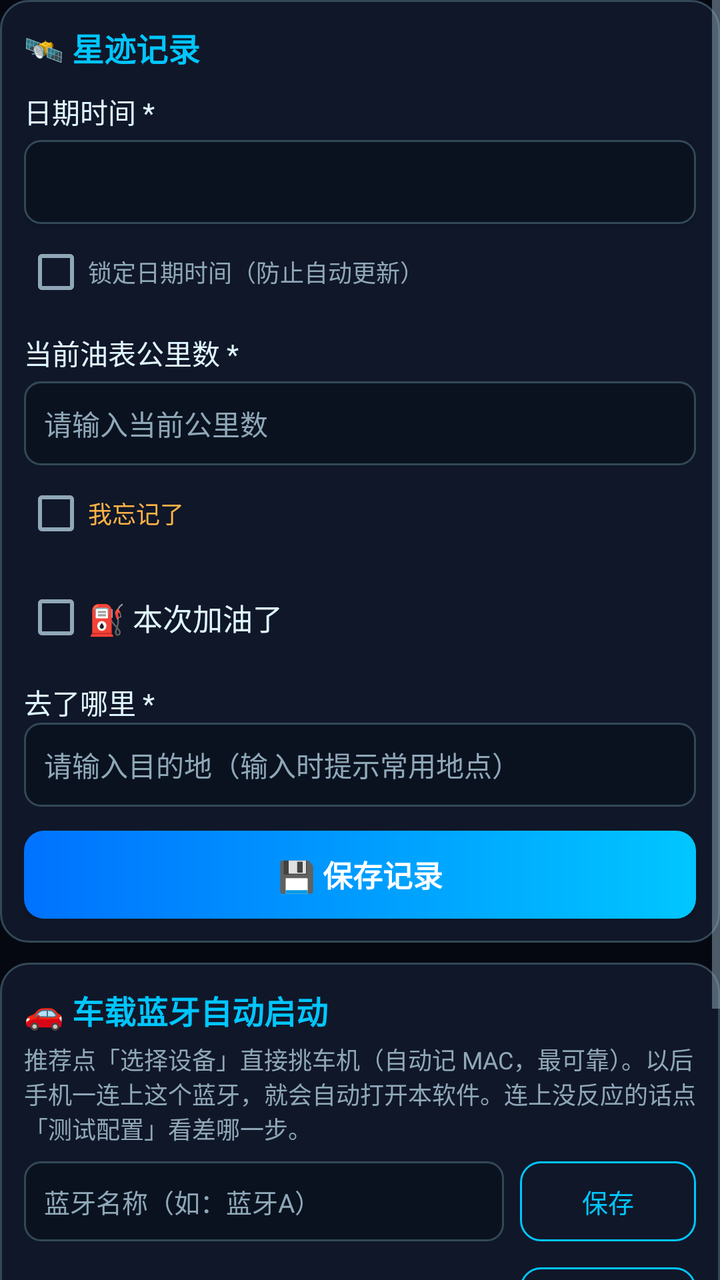
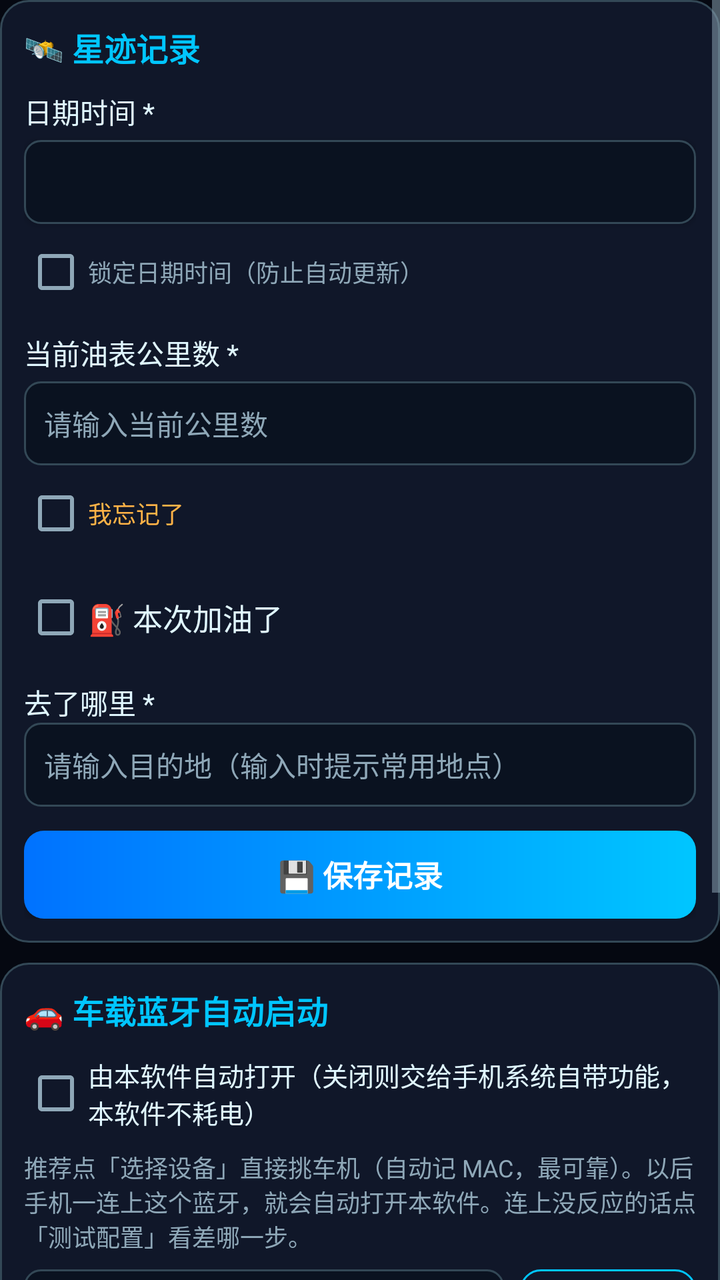

Screens rendered from an Android XML layout before and after an edit, with the pre-edit source and the edit as a unified diff.
<!-- AndroidManifest.xml: application theme Theme.YouJiStarMap -->
<!-- res/layout/fragment_record.xml -->
<?xml version="1.0" encoding="utf-8"?>
<ScrollView xmlns:android="http://schemas.android.com/apk/res/android"
    android:layout_width="match_parent"
    android:layout_height="match_parent"
    android:fillViewport="true">

    <LinearLayout
        android:layout_width="match_parent"
        android:layout_height="wrap_content"
        android:orientation="vertical">

        <LinearLayout
            android:layout_width="match_parent"
            android:layout_height="wrap_content"
            android:background="@drawable/bg_card"
            android:orientation="vertical"
            android:layout_marginBottom="10dp">

            <TextView style="@style/CardTitle" android:text="🛰️ 星迹记录" />

            <TextView style="@style/LabelText" android:layout_marginTop="10dp" android:text="日期时间 *" />
            <Button
                android:id="@+id/dateBtn"
                android:layout_width="match_parent"
                android:layout_height="42dp"
                android:layout_marginTop="4dp"
                android:background="@drawable/bg_field"
                android:gravity="start|center_vertical"
                android:paddingStart="12dp"
                android:textColor="@color/light"
                android:textSize="14sp" />

            <CheckBox
                android:id="@+id/lockDateTimeCheck"
                android:layout_width="wrap_content"
                android:layout_height="wrap_content"
                android:text="锁定日期时间（防止自动更新）"
                android:textColor="@color/muted"
                android:textSize="12sp" />

            <TextView style="@style/LabelText" android:layout_marginTop="6dp" android:text="当前油表公里数 *" />
            <EditText
                android:id="@+id/mileageInput"
                android:layout_width="match_parent"
                android:layout_height="42dp"
                android:layout_marginTop="4dp"
                android:background="@drawable/bg_field"
                android:hint="请输入当前公里数"
                android:inputType="number"
                android:paddingStart="10dp"
                android:textColor="@color/light"
                android:textColorHint="@color/muted"
                android:textSize="14sp" />

            <CheckBox
                android:id="@+id/forgotMileageCheck"
                android:layout_width="wrap_content"
                android:layout_height="wrap_content"
                android:text="我忘记了"
                android:textColor="@color/average"
                android:textSize="12sp" />

            <TextView
                android:id="@+id/mileageError"
                android:layout_width="match_parent"
                android:layout_height="wrap_content"
                android:textColor="@color/poor"
                android:textSize="12sp"
                android:visibility="gone" />

            <CheckBox
                android:id="@+id/refuelCheck"
                android:layout_width="wrap_content"
                android:layout_height="wrap_content"
                android:layout_marginTop="4dp"
                android:text="⛽ 本次加油了"
                android:textColor="@color/light"
                android:textSize="15sp" />

            <LinearLayout
                android:id="@+id/fuelDetailsLayout"
                android:layout_width="match_parent"
                android:layout_height="wrap_content"
                android:layout_marginTop="6dp"
                android:background="@drawable/bg_field"
                android:orientation="vertical"
                android:padding="10dp"
                android:visibility="gone">

                <TextView style="@style/LabelText" android:text="加油站名称 *" />
                <EditText
                    android:id="@+id/gasStationInput"
                    android:layout_width="match_parent"
                    android:layout_height="40dp"
                    android:background="@drawable/bg_field"
                    android:hint="请输入加油站名称"
                    android:inputType="text"
                    android:paddingStart="10dp"
                    android:textColor="@color/light"
                    android:textColorHint="@color/muted"
                    android:textSize="14sp" />
                <CheckBox
                    android:id="@+id/forgotGasStationCheck"
                    android:layout_width="wrap_content"
                    android:layout_height="wrap_content"
                    android:text="我忘记了"
                    android:textColor="@color/average"
                    android:textSize="12sp" />
                <TextView android:id="@+id/gasStationError" android:layout_width="match_parent" android:layout_height="wrap_content" android:text="请填写加油站名称" android:textColor="@color/poor" android:textSize="12sp" android:visibility="gone" />

                <TextView style="@style/LabelText" android:layout_marginTop="6dp" android:text="加油量（升）*" />
                <EditText
                    android:id="@+id/fuelLitersInput"
                    android:layout_width="match_parent"
                    android:layout_height="40dp"
                    android:background="@drawable/bg_field"
                    android:hint="请输入加油量"
                    android:inputType="numberDecimal"
                    android:paddingStart="10dp"
                    android:textColor="@color/light"
                    android:textColorHint="@color/muted"
                    android:textSize="14sp" />
                <CheckBox
                    android:id="@+id/forgotFuelLitersCheck"
                    android:layout_width="wrap_content"
                    android:layout_height="wrap_content"
                    android:text="我忘记了"
                    android:textColor="@color/average"
                    android:textSize="12sp" />
                <TextView android:id="@+id/fuelLitersError" android:layout_width="match_parent" android:layout_height="wrap_content" android:text="请填写加油量" android:textColor="@color/poor" android:textSize="12sp" android:visibility="gone" />

                <TextView style="@style/LabelText" android:layout_marginTop="6dp" android:text="加油金额（元）*" />
                <EditText
                    android:id="@+id/fuelCostInput"
                    android:layout_width="match_parent"
                    android:layout_height="40dp"
                    android:background="@drawable/bg_field"
                    android:hint="请输入加油金额"
                    android:inputType="numberDecimal"
                    android:paddingStart="10dp"
                    android:textColor="@color/light"
                    android:textColorHint="@color/muted"
                    android:textSize="14sp" />
                <CheckBox
                    android:id="@+id/forgotFuelCostCheck"
                    android:layout_width="wrap_content"
                    android:layout_height="wrap_content"
                    android:text="我忘记了"
                    android:textColor="@color/average"
                    android:textSize="12sp" />
                <TextView android:id="@+id/fuelCostError" android:layout_width="match_parent" android:layout_height="wrap_content" android:text="请填写加油金额" android:textColor="@color/poor" android:textSize="12sp" android:visibility="gone" />

                <TextView style="@style/LabelText" android:layout_marginTop="6dp" android:text="油品类型 *" />
                <Spinner
                    android:id="@+id/fuelTypeSpinner"
                    android:layout_width="match_parent"
                    android:layout_height="42dp"
                    android:background="@drawable/bg_field"
                    android:entries="@array/fuel_types"
                    android:spinnerMode="dialog" />
                <CheckBox
                    android:id="@+id/forgotFuelTypeCheck"
                    android:layout_width="wrap_content"
                    android:layout_height="wrap_content"
                    android:text="我忘记了"
                    android:textColor="@color/average"
                    android:textSize="12sp" />
                <TextView android:id="@+id/fuelTypeError" android:layout_width="match_parent" android:layout_height="wrap_content" android:text="请选择油品类型" android:textColor="@color/poor" android:textSize="12sp" android:visibility="gone" />

                <TextView style="@style/LabelText" android:layout_marginTop="6dp" android:text="油箱状态" />
                <RadioGroup
                    android:id="@+id/tankStatusGroup"
                    android:layout_width="match_parent"
                    android:layout_height="wrap_content"
                    android:orientation="horizontal">
                    <RadioButton
                        android:id="@+id/tankFullRadio"
                        android:layout_width="0dp"
                        android:layout_height="wrap_content"
                        android:layout_weight="1"
                        android:checked="true"
                        android:text="加满"
                        android:textColor="@color/light"
                        android:textSize="13sp" />
                    <RadioButton
                        android:id="@+id/tankPartialRadio"
                        android:layout_width="0dp"
                        android:layout_height="wrap_content"
                        android:layout_weight="1"
                        android:text="部分加油"
                        android:textColor="@color/light"
                        android:textSize="13sp" />
                </RadioGroup>

                <TextView style="@style/LabelText" android:layout_marginTop="8dp" android:text="油表格数（选填，填得越多估算越准）" />
                <LinearLayout
                    android:layout_width="match_parent"
                    android:layout_height="wrap_content"
                    android:layout_marginTop="4dp"
                    android:orientation="horizontal">

                    <EditText
                        android:id="@+id/gaugeBeforeInput"
                        android:layout_width="0dp"
                        android:layout_height="40dp"
                        android:layout_weight="1"
                        android:background="@drawable/bg_field"
                        android:hint="加油前格数"
                        android:inputType="numberDecimal"
                        android:paddingStart="10dp"
                        android:textColor="@color/light"
                        android:textColorHint="@color/muted"
                        android:textSize="13sp" />

                    <EditText
                        android:id="@+id/gaugeAfterInput"
                        android:layout_width="0dp"
                        android:layout_height="40dp"
                        android:layout_marginStart="8dp"
                        android:layout_weight="1"
                        android:background="@drawable/bg_field"
                        android:hint="加油后格数"
                        android:inputType="numberDecimal"
                        android:paddingStart="10dp"
                        android:textColor="@color/light"
                        android:textColorHint="@color/muted"
                        android:textSize="13sp" />
                </LinearLayout>

                <EditText
                    android:id="@+id/gaugeNowInput"
                    android:layout_width="match_parent"
                    android:layout_height="40dp"
                    android:layout_marginTop="8dp"
                    android:background="@drawable/bg_field"
                    android:hint="当前格数（不加油时也可单独更新）"
                    android:inputType="numberDecimal"
                    android:paddingStart="10dp"
                    android:textColor="@color/light"
                    android:textColorHint="@color/muted"
                    android:textSize="13sp" />

                <TextView
                    android:id="@+id/smartHintText"
                    android:layout_width="match_parent"
                    android:layout_height="wrap_content"
                    android:layout_marginTop="8dp"
                    android:background="@drawable/bg_banner"
                    android:padding="8dp"
                    android:textColor="@color/average"
                    android:textSize="12sp"
                    android:visibility="gone" />
            </LinearLayout>

            <TextView style="@style/LabelText" android:layout_marginTop="8dp" android:text="去了哪里 *" />
            <AutoCompleteTextView
                android:id="@+id/destinationInput"
                android:layout_width="match_parent"
                android:layout_height="42dp"
                android:background="@drawable/bg_field"
                android:hint="请输入目的地（输入时提示常用地点）"
                android:inputType="text"
                android:paddingStart="10dp"
                android:textColor="@color/light"
                android:textColorHint="@color/muted"
                android:textSize="14sp"
                android:completionThreshold="1"
                android:dropDownHeight="180dp" />
            <TextView
                android:id="@+id/destinationError"
                android:layout_width="match_parent"
                android:layout_height="wrap_content"
                android:text="请填写目的地"
                android:textColor="@color/poor"
                android:textSize="12sp"
                android:visibility="gone" />

            <Button
                android:id="@+id/saveBtn"
                android:layout_width="match_parent"
                android:layout_height="44dp"
                android:layout_marginTop="12dp"
                android:background="@drawable/bg_button_primary"
                android:text="💾 保存记录"
                android:textColor="@color/white"
                android:textSize="15sp"
                android:textStyle="bold" />
        </LinearLayout>

        <LinearLayout
            android:id="@+id/fuelEstimateCard"
            android:layout_width="match_parent"
            android:layout_height="wrap_content"
            android:background="@drawable/bg_card"
            android:orientation="vertical"
            android:layout_marginBottom="10dp"
            android:visibility="gone">

            <TextView style="@style/CardTitle" android:text="🧮 油量估算" />

            <TextView
                android:id="@+id/estimatedFuelText"
                style="@style/ValueText"
                android:layout_gravity="center_horizontal"
                android:layout_marginTop="8dp"
                android:text="-- 升" />
            <TextView style="@style/LabelText" android:layout_gravity="center_horizontal" android:text="当前油箱剩余油量" android:textSize="12sp" />

            <FrameLayout
                android:layout_width="match_parent"
                android:layout_height="20dp"
                android:layout_marginTop="8dp"
                android:background="@drawable/bg_gauge">

                <ProgressBar
                    android:id="@+id/fuelGauge"
                    style="?android:attr/progressBarStyleHorizontal"
                    android:layout_width="match_parent"
                    android:layout_height="match_parent"
                    android:max="100"
                    android:progressDrawable="@drawable/fuel_progress" />

                <TextView
                    android:id="@+id/fuelPercentText"
                    android:layout_width="wrap_content"
                    android:layout_height="wrap_content"
                    android:layout_gravity="center"
                    android:text="0%"
                    android:textColor="@color/white"
                    android:textSize="11sp" />
            </FrameLayout>

            <TextView
                android:id="@+id/remainingDistanceText"
                style="@style/LabelText"
                android:layout_gravity="center_horizontal"
                android:layout_marginTop="6dp"
                android:text="可行驶距离: -- 公里"
                android:textSize="12sp" />
            <TextView
                android:id="@+id/remainingValueText"
                style="@style/LabelText"
                android:layout_gravity="center_horizontal"
                android:text="当前油量价值: -- 元"
                android:textSize="12sp" />
            <TextView
                android:id="@+id/estimatedTankCapacityText"
                style="@style/LabelText"
                android:layout_gravity="center_horizontal"
                android:text="估算油箱容量: -- 升"
                android:textSize="12sp" />
            <TextView
                android:id="@+id/gaugeDetailText"
                style="@style/LabelText"
                android:layout_gravity="center_horizontal"
                android:layout_marginTop="4dp"
                android:textColor="@color/average"
                android:textSize="11sp"
                android:visibility="gone" />

            <LinearLayout
                android:layout_width="match_parent"
                android:layout_height="wrap_content"
                android:layout_marginTop="10dp"
                android:gravity="center_vertical"
                android:orientation="horizontal">

                <EditText
                    android:id="@+id/gaugeCurrentInput"
                    android:layout_width="0dp"
                    android:layout_height="40dp"
                    android:layout_weight="1"
                    android:background="@drawable/bg_field"
                    android:hint="当前油表格数（选填）"
                    android:inputType="numberDecimal"
                    android:paddingStart="10dp"
                    android:textColor="@color/light"
                    android:textColorHint="@color/muted"
                    android:textSize="13sp" />

                <Button
                    android:id="@+id/saveGaugeCurrentBtn"
                    android:layout_width="wrap_content"
                    android:layout_height="40dp"
                    android:layout_marginStart="8dp"
                    android:background="@drawable/bg_button_ghost"
                    android:text="更新"
                    android:textColor="@color/primary"
                    android:textSize="13sp" />
            </LinearLayout>

            <LinearLayout
                android:layout_width="match_parent"
                android:layout_height="wrap_content"
                android:layout_marginTop="10dp"
                android:gravity="center_vertical"
                android:orientation="horizontal">

                <EditText
                    android:id="@+id/manualTankCapacityInput"
                    android:layout_width="0dp"
                    android:layout_height="40dp"
                    android:layout_weight="1"
                    android:background="@drawable/bg_field"
                    android:hint="手动设置油箱容量（升）"
                    android:inputType="number"
                    android:paddingStart="10dp"
                    android:textColor="@color/light"
                    android:textColorHint="@color/muted"
                    android:textSize="13sp" />

                <Button
                    android:id="@+id/saveTankCapacityBtn"
                    android:layout_width="wrap_content"
                    android:layout_height="40dp"
                    android:layout_marginStart="8dp"
                    android:background="@drawable/bg_button_ghost"
                    android:text="保存"
                    android:textColor="@color/primary"
                    android:textSize="13sp" />
            </LinearLayout>

            <LinearLayout
                android:layout_width="match_parent"
                android:layout_height="wrap_content"
                android:layout_marginTop="8dp"
                android:gravity="center_vertical"
                android:orientation="horizontal">

                <EditText
                    android:id="@+id/gaugeTotalInput"
                    android:layout_width="0dp"
                    android:layout_height="40dp"
                    android:layout_weight="1"
                    android:background="@drawable/bg_field"
                    android:hint="油表总格数（默认12）"
                    android:inputType="number"
                    android:paddingStart="10dp"
                    android:textColor="@color/light"
                    android:textColorHint="@color/muted"
                    android:textSize="13sp" />

                <Button
                    android:id="@+id/saveGaugeTotalBtn"
                    android:layout_width="wrap_content"
                    android:layout_height="40dp"
                    android:layout_marginStart="8dp"
                    android:background="@drawable/bg_button_ghost"
                    android:text="保存"
                    android:textColor="@color/primary"
                    android:textSize="13sp" />
            </LinearLayout>
        </LinearLayout>

        
        <LinearLayout
            android:layout_width="match_parent"
            android:layout_height="wrap_content"
            android:background="@drawable/bg_card"
            android:orientation="vertical"
            android:layout_marginBottom="10dp">

            <TextView style="@style/CardTitle" android:text="🚗 车载蓝牙自动启动" />

            <TextView
                android:layout_width="match_parent"
                android:layout_height="wrap_content"
                android:layout_marginTop="4dp"
                android:text="推荐点「选择设备」直接挑车机（自动记 MAC，最可靠）。以后手机一连上这个蓝牙，就会自动打开本软件。连上没反应的话点「测试配置」看差哪一步。"
                android:textColor="@color/muted"
                android:textSize="12sp" />

            <LinearLayout
                android:layout_width="match_parent"
                android:layout_height="wrap_content"
                android:layout_marginTop="8dp"
                android:gravity="center_vertical"
                android:orientation="horizontal">

                <EditText
                    android:id="@+id/btNameInput"
                    android:layout_width="0dp"
                    android:layout_height="40dp"
                    android:layout_weight="1"
                    android:background="@drawable/bg_field"
                    android:hint="蓝牙名称（如：蓝牙A）"
                    android:inputType="text"
                    android:paddingStart="10dp"
                    android:textColor="@color/light"
                    android:textColorHint="@color/muted"
                    android:textSize="13sp" />

                <Button
                    android:id="@+id/btSaveBtn"
                    android:layout_width="wrap_content"
                    android:layout_height="40dp"
                    android:layout_marginStart="8dp"
                    android:background="@drawable/bg_button_ghost"
                    android:text="保存"
                    android:textColor="@color/primary"
                    android:textSize="13sp" />
            </LinearLayout>

            <LinearLayout
                android:layout_width="match_parent"
                android:layout_height="wrap_content"
                android:layout_marginTop="8dp"
                android:gravity="center_vertical"
                android:orientation="horizontal">

                <CheckBox
                    android:id="@+id/btEnabledCheck"
                    android:layout_width="0dp"
                    android:layout_height="wrap_content"
                    android:layout_weight="1"
                    android:text="启用：连接该蓝牙后自动打开"
                    android:textColor="@color/light"
                    android:textSize="13sp" />

                <Button
                    android:id="@+id/btOverlayBtn"
                    android:layout_width="wrap_content"
                    android:layout_height="38dp"
                    android:background="@drawable/bg_button_ghost"
                    android:text="授权悬浮窗"
                    android:textColor="@color/primary"
                    android:textSize="12sp" />
            </LinearLayout>

            <LinearLayout
                android:layout_width="match_parent"
                android:layout_height="wrap_content"
                android:layout_marginTop="8dp"
                android:orientation="horizontal">

                <Button
                    android:id="@+id/btPickDeviceBtn"
                    android:layout_width="0dp"
                    android:layout_height="38dp"
                    android:layout_weight="1"
                    android:background="@drawable/bg_button_ghost"
                    android:text="选择设备"
                    android:textColor="@color/primary"
                    android:textSize="12sp" />

                <Button
                    android:id="@+id/btTestBtn"
                    android:layout_width="0dp"
                    android:layout_height="38dp"
                    android:layout_marginStart="8dp"
                    android:layout_weight="1"
                    android:background="@drawable/bg_button_ghost"
                    android:text="测试配置"
                    android:textColor="@color/primary"
                    android:textSize="12sp" />
            </LinearLayout>

            <TextView
                android:id="@+id/btStatusText"
                android:layout_width="match_parent"
                android:layout_height="wrap_content"
                android:layout_marginTop="6dp"
                android:textColor="@color/average"
                android:textSize="12sp"
                android:visibility="gone" />

            <TextView
                android:id="@+id/btDiagText"
                android:layout_width="match_parent"
                android:layout_height="wrap_content"
                android:layout_marginTop="6dp"
                android:textColor="@color/muted"
                android:textSize="11sp"
                android:visibility="gone" />
        </LinearLayout>

        <LinearLayout
            android:layout_width="match_parent"
            android:layout_height="wrap_content"
            android:background="@drawable/bg_card"
            android:orientation="horizontal">

            <LinearLayout android:layout_width="0dp" android:layout_height="wrap_content" android:layout_weight="1" android:orientation="vertical" android:gravity="center">
                <TextView android:id="@+id/avgConsumptionText" style="@style/ValueText" android:text="--" />
                <TextView style="@style/LabelText" android:text="平均油耗" android:textSize="11sp" />
            </LinearLayout>
            <LinearLayout android:layout_width="0dp" android:layout_height="wrap_content" android:layout_weight="1" android:orientation="vertical" android:gravity="center">
                <TextView android:id="@+id/monthCostText" style="@style/ValueText" android:text="--" />
                <TextView style="@style/LabelText" android:text="本月油费" android:textSize="11sp" />
            </LinearLayout>
            <LinearLayout android:layout_width="0dp" android:layout_height="wrap_content" android:layout_weight="1" android:orientation="vertical" android:gravity="center">
                <TextView android:id="@+id/monthDistanceText" style="@style/ValueText" android:text="--" />
                <TextView style="@style/LabelText" android:text="本月里程" android:textSize="11sp" />
            </LinearLayout>
        </LinearLayout>
    </LinearLayout>
</ScrollView>
<!-- resources referenced by this layout -->
<resources>
  <string-array name="fuel_types">
          <item>请选择油品类型</item>
          <item>89号汽油</item>
          <item>92号汽油</item>
          <item>95号汽油</item>
          <item>98号汽油</item>
          <item>0号柴油</item>
          <item>-10号柴油</item>
      </string-array>
  <color name="average">#FFB347</color>
  <color name="light">#E0F7FF</color>
  <color name="muted">#8FA8B8</color>
  <color name="poor">#FF3366</color>
  <color name="primary">#00C6FF</color>
  <color name="white">#FFFFFF</color>
  <!-- drawable bg_banner (drawable) -->
  <?xml version="1.0" encoding="utf-8"?>
  <shape xmlns:android="http://schemas.android.com/apk/res/android" android:shape="rectangle">
      <solid android:color="#33334266" />
      <stroke android:width="1dp" android:color="@color/primary" />
      <corners android:radius="10dp" />
  </shape>
  <!-- drawable bg_button_ghost (drawable) -->
  <?xml version="1.0" encoding="utf-8"?>
  <shape xmlns:android="http://schemas.android.com/apk/res/android" android:shape="rectangle">
      <solid android:color="@color/transparent" />
      <stroke android:width="1dp" android:color="@color/primary" />
      <corners android:radius="10dp" />
  </shape>
  <!-- drawable bg_button_primary (drawable) -->
  <?xml version="1.0" encoding="utf-8"?>
  <shape xmlns:android="http://schemas.android.com/apk/res/android" android:shape="rectangle">
      <gradient android:startColor="@color/secondary" android:endColor="@color/primary" android:angle="0" />
      <corners android:radius="10dp" />
  </shape>
  <!-- drawable bg_field (drawable) -->
  <?xml version="1.0" encoding="utf-8"?>
  <shape xmlns:android="http://schemas.android.com/apk/res/android" android:shape="rectangle">
      <solid android:color="#0A1220" />
      <stroke android:width="1dp" android:color="@color/card_border" />
      <corners android:radius="8dp" />
      <padding android:left="10dp" android:top="8dp" android:right="10dp" android:bottom="8dp" />
  </shape>
  <!-- drawable bg_gauge (drawable) -->
  <?xml version="1.0" encoding="utf-8"?>
  <shape xmlns:android="http://schemas.android.com/apk/res/android" android:shape="rectangle">
      <solid android:color="#112233" />
      <corners android:radius="8dp" />
  </shape>
  <!-- drawable fuel_progress (drawable) -->
  <?xml version="1.0" encoding="utf-8"?>
  <clip xmlns:android="http://schemas.android.com/apk/res/android" android:clipOrientation="horizontal" android:gravity="left">
      <shape android:shape="rectangle">
          <gradient android:startColor="@color/secondary" android:endColor="@color/primary" android:angle="0" />
          <corners android:radius="8dp" />
      </shape>
  </clip>
  <style name="CardTitle">
          <item name="android:layout_width">wrap_content</item>
          <item name="android:layout_height">wrap_content</item>
          <item name="android:textColor">@color/primary</item>
          <item name="android:textSize">16sp</item>
          <item name="android:textStyle">bold</item>
      </style>
  <style name="LabelText">
          <item name="android:layout_width">wrap_content</item>
          <item name="android:layout_height">wrap_content</item>
          <item name="android:textColor">@color/light</item>
          <item name="android:textSize">14sp</item>
      </style>
  <style name="ValueText">
          <item name="android:layout_width">wrap_content</item>
          <item name="android:layout_height">wrap_content</item>
          <item name="android:textColor">@color/primary</item>
          <item name="android:textSize">20sp</item>
          <item name="android:textStyle">bold</item>
      </style>
  <color name="transparent">#00000000</color>
  <color name="secondary">#0072FF</color>
  <color name="card_bg">#101729</color>
  <color name="card_border">#334856</color>
  <color name="darker">#050811</color>
  <color name="accent">#7E42FF</color>
  <!-- unchanged entries left out for length: 2 -->
</resources>

<!-- the commit's change to res/layout/fragment_record.xml (unified diff, before → after) -->
@@ -462,6 +462,16 @@
 
             <TextView style="@style/CardTitle" android:text="🚗 车载蓝牙自动启动" />
 
+            
+            <CheckBox
+                android:id="@+id/btMasterCheck"
+                android:layout_width="match_parent"
+                android:layout_height="wrap_content"
+                android:layout_marginTop="6dp"
+                android:text="由本软件自动打开（关闭则交给手机系统自带功能，本软件不耗电）"
+                android:textColor="@color/light"
+                android:textSize="13sp" />
+
             <TextView
                 android:layout_width="match_parent"
                 android:layout_height="wrap_content"
@@ -555,6 +565,15 @@
                     android:textSize="12sp" />
             </LinearLayout>
 
+            <CheckBox
+                android:id="@+id/btKeepAliveCheck"
+                android:layout_width="match_parent"
+                android:layout_height="wrap_content"
+                android:layout_marginTop="4dp"
+                android:text="后台保活（必须开：防止系统冻结后收不到蓝牙广播，通知栏会常驻一条通知）"
+                android:textColor="@color/light"
+                android:textSize="12sp" />
+
             <TextView
                 android:id="@+id/btStatusText"
                 android:layout_width="match_parent"
